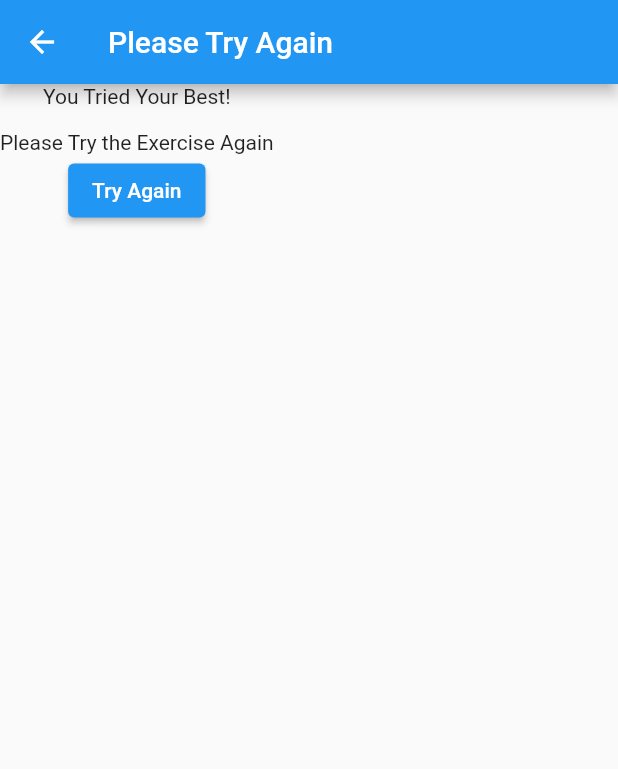
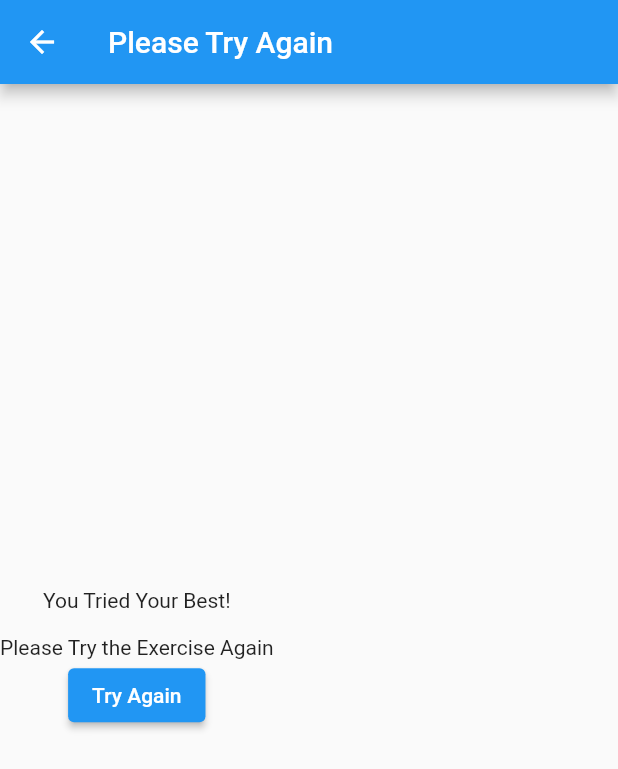
Before and after one commit to zimnhashman/intelligent_teacher, a Flutter app: the EnglishComprehensionFourFailer screen opened directly, after a tap on "Try Again", on a phone screen of 412 x 824 dp. Shown: the top 769 px of the screen. Run offline on Flutter 3.47's test engine with Material 2 defaults, Android fonts, the phone set to English and light mode, and no system bars; our stand-ins replace get, shared_preferences, webview_flutter; missing offline and left inert: webview_flutter_web; accounts and stored records are empty.

Commit message:
feat: Button fix

```diff
--- a/lib/userLearner/english/englishComp4Result.dart
+++ b/lib/userLearner/english/englishComp4Result.dart
@@ -5,6 +5,7 @@ import 'package:intelligent_teacher/userLearner/english/englishCategory.dart';
 
 import '../../questionStorage.dart';
 import 'englishComp4.dart';
+import 'englishCompOneResult.dart';
 import 'englishContentPage.dart';
 
 
@@ -106,15 +107,19 @@ class _EnglishComprehensionFourFailerState extends State<EnglishComprehensionFou
     return Scaffold(
       appBar: AppBar(title: Text('Please Try Again'),),
       body: Column(
+        mainAxisAlignment: MainAxisAlignment.center,
+        crossAxisAlignment: CrossAxisAlignment.center,
         children: <Widget>[
           Text('You Tried Your Best!'),
           SizedBox(height: 15.0,),
           Text('Please Try the Exercise Again'),
           ElevatedButton(onPressed: () {
             _counter = int.parse( QuestionStorage.readQuestion4Counter()) + _counter + 1;
-            _counter <= 3 ? Get.to(EnglishQuestionAnswerFour()) : Get.to(EnglishComprehensionLimiter4());
+            if (_counter >= 3) {
+              Get.to(EnglishComprehensionLimiter());
+            } else Get.to(EnglishQuestionAnswerFour());
             QuestionStorage.saveQuestion4Counter(_counter);
-            Get.to(EnglishQuestionAnswerFour()); },
+    },
             child: Text('Try Again'))
 
         ],
@@ -140,6 +145,7 @@ class _EnglishComprehensionLimiter4State extends State<EnglishComprehensionLimit
           Text('Unfortunately You Cant Try the Exercise Again'),
           SizedBox(height: 15.0,),
           Text('Go back to Lessons Page to learn more'),
+          SizedBox(height: 15.0,),
           ElevatedButton(onPressed: () {
             var _counter;
             QuestionStorage.readQuestion4Counter();
```
Also changed, not shown: lib/userLearner/english/englishComp3Result.dart (+7 -2 lines), lib/userLearner/english/englishCompOneResult.dart (+7 -2 lines), lib/userLearner/english/englishCompTwoResult.dart (+7 -3 lines).
